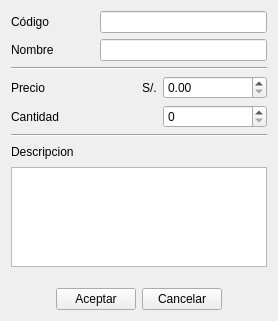
benArambide/ProyFinal-IS2, file ui_producto_datos.ui: the form before one commit.
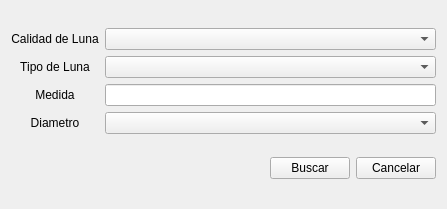
The form after the commit. Custom widgets are drawn as their Qt base class.

```diff
--- a/ui_producto_datos.ui
+++ b/ui_producto_datos.ui
@@ -6,8 +6,8 @@
    <rect>
     <x>0</x>
     <y>0</y>
-    <width>278</width>
-    <height>321</height>
+    <width>447</width>
+    <height>209</height>
    </rect>
   </property>
   <property name="windowTitle">
@@ -17,203 +17,106 @@
    <item row="0" column="0">
     <layout class="QGridLayout" name="gridLayout_6">
      <item row="0" column="0">
-      <layout class="QGridLayout" name="gridLayout">
-       <item row="0" column="0">
-        <widget class="QLabel" name="label">
-         <property name="text">
-          <string>Código</string>
-         </property>
-        </widget>
-       </item>
-       <item row="1" column="0">
-        <widget class="QLabel" name="label_2">
-         <property name="text">
-          <string>Nombre</string>
-         </property>
-        </widget>
-       </item>
-       <item row="1" column="2">
-        <widget class="QLineEdit" name="lineEdit_2"/>
-       </item>
-       <item row="0" column="2">
-        <widget class="QLineEdit" name="lineEdit"/>
-       </item>
-       <item row="1" column="1">
-        <spacer name="horizontalSpacer_3">
-         <property name="orientation">
-          <enum>Qt::Horizontal</enum>
-         </property>
-         <property name="sizeType">
-          <enum>QSizePolicy::Fixed</enum>
-         </property>
-         <property name="sizeHint" stdset="0">
-          <size>
-           <width>40</width>
-           <height>20</height>
-          </size>
-         </property>
-        </spacer>
-       </item>
-      </layout>
-     </item>
-     <item row="1" column="0">
-      <widget class="Line" name="line">
-       <property name="orientation">
-        <enum>Qt::Horizontal</enum>
-       </property>
-      </widget>
-     </item>
-     <item row="2" column="0">
       <layout class="QGridLayout" name="gridLayout_3">
+       <item row="0" column="1">
+        <widget class="MyComboBox" name="calidad_luna"/>
+       </item>
        <item row="0" column="0">
+        <widget class="QLabel" name="label_2">
+         <property name="text">
+          <string>Calidad de Luna</string>
+         </property>
+         <property name="alignment">
+          <set>Qt::AlignCenter</set>
+         </property>
+        </widget>
+       </item>
+       <item row="1" column="0">
+        <widget class="QLabel" name="label">
+         <property name="text">
+          <string>Tipo de Luna</string>
+         </property>
+         <property name="alignment">
+          <set>Qt::AlignCenter</set>
+         </property>
+        </widget>
+       </item>
+       <item row="2" column="0">
         <widget class="QLabel" name="label_3">
          <property name="text">
-          <string>Precio</string>
+          <string>Medida</string>
+         </property>
+         <property name="alignment">
+          <set>Qt::AlignCenter</set>
          </property>
         </widget>
        </item>
-       <item row="0" column="1" rowspan="2">
-        <layout class="QGridLayout" name="gridLayout_2">
-         <item row="0" column="0">
-          <widget class="QLabel" name="label_6">
-           <property name="sizePolicy">
-            <sizepolicy hsizetype="Fixed" vsizetype="Preferred">
-             <horstretch>0</horstretch>
-             <verstretch>0</verstretch>
-            </sizepolicy>
-           </property>
-           <property name="text">
-            <string>S/.</string>
-           </property>
-          </widget>
-         </item>
-         <item row="1" column="2">
-          <widget class="QSpinBox" name="spinBox"/>
-         </item>
-         <item row="0" column="2">
-          <widget class="QDoubleSpinBox" name="doubleSpinBox"/>
-         </item>
-        </layout>
-       </item>
-       <item row="1" column="0">
+       <item row="3" column="0">
         <widget class="QLabel" name="label_4">
          <property name="text">
-          <string>Cantidad</string>
+          <string>Diametro</string>
+         </property>
+         <property name="alignment">
+          <set>Qt::AlignCenter</set>
          </property>
         </widget>
        </item>
+       <item row="1" column="1">
+        <widget class="MyComboBox" name="tipo_luna"/>
+       </item>
+       <item row="3" column="1">
+        <widget class="MyComboBox" name="diametro_c"/>
+       </item>
+       <item row="2" column="1">
+        <widget class="QLineEdit" name="medida"/>
+       </item>
       </layout>
      </item>
-     <item row="3" column="0">
-      <widget class="Line" name="line_2">
+    </layout>
+   </item>
+   <item row="1" column="0">
+    <layout class="QHBoxLayout" name="horizontalLayout">
+     <item>
+      <spacer name="horizontalSpacer">
        <property name="orientation">
         <enum>Qt::Horizontal</enum>
-       </property>
-      </widget>
-     </item>
-     <item row="4" column="0">
-      <layout class="QGridLayout" name="gridLayout_5">
-       <item row="0" column="0">
-        <widget class="QLabel" name="label_5">
-         <property name="text">
-          <string>Descripcion</string>
-         </property>
-        </widget>
-       </item>
-       <item row="1" column="0">
-        <widget class="QTextEdit" name="textEdit">
-         <property name="sizePolicy">
-          <sizepolicy hsizetype="Expanding" vsizetype="Preferred">
-           <horstretch>0</horstretch>
-           <verstretch>100</verstretch>
-          </sizepolicy>
-         </property>
-         <property name="minimumSize">
-          <size>
-           <width>0</width>
-           <height>100</height>
-          </size>
-         </property>
-         <property name="maximumSize">
-          <size>
-           <width>16777215</width>
-           <height>100</height>
-          </size>
-         </property>
-        </widget>
-       </item>
-      </layout>
-     </item>
-     <item row="5" column="0">
-      <spacer name="verticalSpacer">
-       <property name="orientation">
-        <enum>Qt::Vertical</enum>
-       </property>
-       <property name="sizeType">
-        <enum>QSizePolicy::Fixed</enum>
        </property>
        <property name="sizeHint" stdset="0">
         <size>
-         <width>20</width>
-         <height>15</height>
+         <width>40</width>
+         <height>20</height>
         </size>
        </property>
       </spacer>
      </item>
-     <item row="6" column="0">
-      <layout class="QGridLayout" name="gridLayout_4">
-       <item row="0" column="0">
-        <spacer name="horizontalSpacer">
-         <property name="orientation">
-          <enum>Qt::Horizontal</enum>
-         </property>
-         <property name="sizeHint" stdset="0">
-          <size>
-           <width>40</width>
-           <height>20</height>
-          </size>
-         </property>
-        </spacer>
-       </item>
-       <item row="0" column="1">
-        <widget class="QPushButton" name="pushButton_Aceptar">
-         <property name="text">
-          <string>Aceptar</string>
-         </property>
-         <property name="shortcut">
-          <string>Return</string>
-         </property>
-        </widget>
-       </item>
-       <item row="0" column="3">
-        <spacer name="horizontalSpacer_2">
-         <property name="orientation">
-          <enum>Qt::Horizontal</enum>
-         </property>
-         <property name="sizeHint" stdset="0">
-          <size>
-           <width>40</width>
-           <height>20</height>
-          </size>
-         </property>
-        </spacer>
-       </item>
-       <item row="0" column="2">
-        <widget class="QPushButton" name="pushButton_Cancelar">
-         <property name="text">
-          <string>Cancelar</string>
-         </property>
-         <property name="shortcut">
-          <string>Esc</string>
-         </property>
-        </widget>
-       </item>
-      </layout>
+     <item>
+      <widget class="QPushButton" name="Buscar">
+       <property name="text">
+        <string>Buscar</string>
+       </property>
+      </widget>
+     </item>
+     <item>
+      <widget class="QPushButton" name="Cancelar">
+       <property name="text">
+        <string>Cancelar</string>
+       </property>
+      </widget>
      </item>
     </layout>
    </item>
   </layout>
  </widget>
+ <customwidgets>
+  <customwidget>
+   <class>MyComboBox</class>
+   <extends>QComboBox</extends>
+   <header>mycombobox.h</header>
+   <slots>
+    <slot>Eliminar_Item()</slot>
+   </slots>
+  </customwidget>
+ </customwidgets>
  <resources/>
  <connections/>
 </ui>
```
